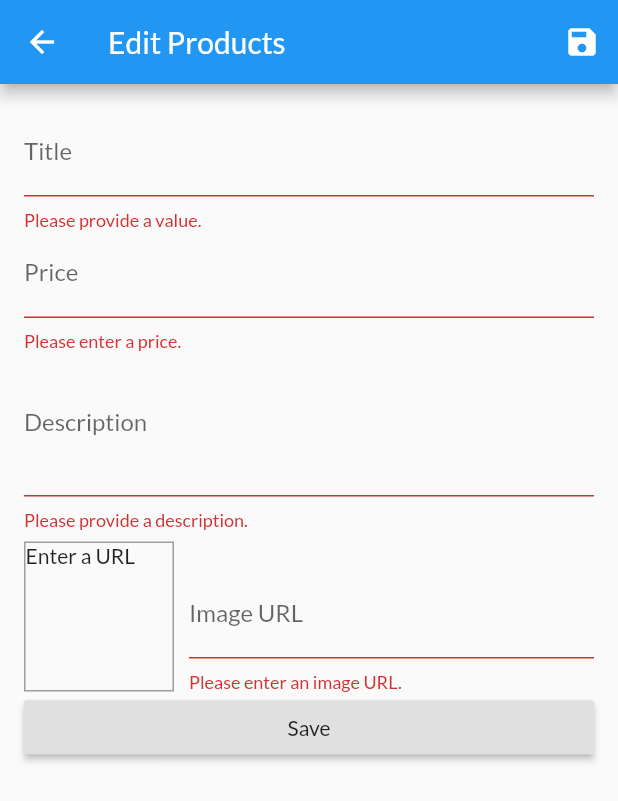
After one commit to yunusyerli1/shopapp, a Flutter app: the EditProductScreen screen opened by its route, after a tap on the "save" icon, on a phone screen of 412 x 824 dp. The commit adds this screen. Shown: the top 801 px of the screen. Run offline on Flutter 3.47's test engine with Material 2 defaults, Android fonts, the phone set to English and light mode, and no system bars; network calls fail.

Commit message:
edit and delete added

```diff
--- a/lib/main.dart
+++ b/lib/main.dart
@@ -7,6 +7,8 @@ import './providers/products.dart';
 import './providers/cart.dart';
 import './providers/orders.dart';
 import './screens/orders_screen.dart';
+import './screens/user_products_screen.dart';
+import './screens/edit_product_screen.dart';
 
 void main() => runApp(MyApp());
 
@@ -37,6 +39,8 @@ class MyApp extends StatelessWidget {
           ProductDetailScreen.routeName: (ctx) => ProductDetailScreen(),
           CartScreen.routeName: (ctx) => CartScreen(),
           OrdersScreen.routeName: (ctx) => OrdersScreen(),
+          UserProductsScreen.routeName: (ctx) => UserProductsScreen(),
+          EditProductScreen.routeName: (ctx) => EditProductScreen(),
         },
       ),
     );
--- /dev/null
+++ b/lib/screens/edit_product_screen.dart
@@ -0,0 +1,260 @@
+import 'package:flutter/material.dart';
+import 'package:provider/provider.dart';
+import '../providers/product.dart';
+import '../providers/products.dart';
+
+class EditProductScreen extends StatefulWidget {
+  static const routeName = '/edit-product';
+  @override
+  State<EditProductScreen> createState() => _EditProductScreenState();
+}
+
+class _EditProductScreenState extends State<EditProductScreen> {
+  final _priceFocusNode = FocusNode();
+  final _descriptionFocusNode = FocusNode();
+  final _imageUrlController = TextEditingController();
+  final _imageUrlFocusNode = FocusNode();
+  final _form = GlobalKey<FormState>();
+  var _editedProduct = Product(
+    id: null,
+    title: '',
+    price: 0,
+    description: '',
+    imageUrl: '',
+  );
+  var _isInit = true;
+  var _initValues = {
+    'title': '',
+    'description': '',
+    'price': '',
+    'imageUrl': '',
+  };
+
+  @override
+  void initState() {
+    _imageUrlFocusNode.addListener(_updateImageUrl);
+    super.initState();
+  }
+
+  @override
+  void didChangeDependencies() {
+    if (_isInit) {
+      final productId = ModalRoute.of(context).settings.arguments as String;
+      if (productId != null) {
+        _editedProduct =
+            Provider.of<Products>(context, listen: false).findById(productId);
+        _initValues = {
+          'title': _editedProduct.title,
+          'description': _editedProduct.description,
+          'price': _editedProduct.price.toString(),
+          'imageUrl': '',
+        };
+        _imageUrlController.text = _editedProduct.imageUrl;
+      }
+    }
+    _isInit = false;
+    super.didChangeDependencies();
+  }
+
+  @override
+  void dispose() {
+    _imageUrlFocusNode.removeListener(_updateImageUrl);
+    _priceFocusNode.dispose();
+    _descriptionFocusNode.dispose();
+    _imageUrlController.dispose();
+    _imageUrlFocusNode.dispose();
+    super.dispose();
+  }
+
+  void _updateImageUrl() {
+    if (!_imageUrlFocusNode.hasFocus) {
+      if ((!_imageUrlController.text.startsWith('http') &&
+              !_imageUrlController.text.startsWith('https')) ||
+          (!_imageUrlController.text.endsWith('.png') &&
+              !_imageUrlController.text.endsWith('.jpg') &&
+              !_imageUrlController.text.endsWith('.jpeg'))) {
+        return;
+      }
+      setState(() {});
+    }
+  }
+
+  void _saveForm() {
+    final isValid = _form.currentState.validate();
+    if (!isValid) {
+      return;
+    }
+    _form.currentState.save();
+    if (_editedProduct.id != null) {
+      Provider.of<Products>(context, listen: false)
+          .updateProduct(_editedProduct.id, _editedProduct);
+    } else {
+      Provider.of<Products>(context, listen: false).addProduct(_editedProduct);
+    }
+    Navigator.of(context).pop();
+  }
+
+  @override
+  Widget build(BuildContext context) {
+    return Scaffold(
+      appBar: AppBar(
+        title: Text('Edit Products'),
+        actions: <Widget>[
+          IconButton(
+            icon: Icon(Icons.save),
+            onPressed: _saveForm,
+          ),
+        ],
+      ),
+      body: Padding(
+        padding: const EdgeInsets.all(16),
+        child: Form(
+          key: _form,
+          child: ListView(
+            children: <Widget>[
+              TextFormField(
+                initialValue: _initValues['title'],
+                decoration: InputDecoration(labelText: 'Title'),
+                textInputAction: TextInputAction.next,
+                onFieldSubmitted: (_) {
+                  FocusScope.of(context).requestFocus(_priceFocusNode);
+                },
+                validator: (value) {
+                  if (value.isEmpty) {
+                    return 'Please provide a value.';
+                  }
+                  return null;
+                },
+                onSaved: (value) {
+                  _editedProduct = Product(
+                      title: value,
+                      price: _editedProduct.price,
+                      description: _editedProduct.description,
+                      imageUrl: _editedProduct.imageUrl,
+                      id: _editedProduct.id,
+                      isFavorite: _editedProduct.isFavorite);
+                },
+              ),
+              TextFormField(
+                initialValue: _initValues['price'],
+                decoration: InputDecoration(labelText: 'Price'),
+                textInputAction: TextInputAction.next,
+                keyboardType: TextInputType.number,
+                focusNode: _priceFocusNode,
+                onFieldSubmitted: (_) {
+                  FocusScope.of(context).requestFocus(_descriptionFocusNode);
+                },
+                validator: (value) {
+                  if (value.isEmpty) {
+                    return 'Please enter a price.';
+                  }
+                  if (double.tryParse(value) == null) {
+                    return 'Please enter a valid number.';
+                  }
+                  if (double.parse(value) <= 0) {
+                    return 'Please enter a number greater than zero.';
+                  }
+                  return null;
+                },
+                onSaved: (value) {
+                  _editedProduct = Product(
+                      title: _editedProduct.title,
+                      price: double.parse(value),
+                      description: _editedProduct.description,
+                      imageUrl: _editedProduct.imageUrl,
+                      id: _editedProduct.id,
+                      isFavorite: _editedProduct.isFavorite);
+                },
+              ),
+              TextFormField(
+                initialValue: _initValues['description'],
+                decoration: InputDecoration(labelText: 'Description'),
+                maxLines: 3,
+                keyboardType: TextInputType.multiline,
+                focusNode: _descriptionFocusNode,
+                textInputAction: TextInputAction.next,
+                validator: (value) {
+                  if (value.isEmpty) {
+                    return 'Please provide a description.';
+                  }
+                  return null;
+                },
+                onSaved: (value) {
+                  _editedProduct = Product(
+                      title: _editedProduct.title,
+                      price: _editedProduct.price,
+                      description: value,
+                      imageUrl: _editedProduct.imageUrl,
+                      id: _editedProduct.id,
+                      isFavorite: _editedProduct.isFavorite);
+                },
+              ),
+              Row(
+                crossAxisAlignment: CrossAxisAlignment.end,
+                children: <Widget>[
+                  Container(
+                    width: 100,
+                    height: 100,
+                    margin: EdgeInsets.only(top: 8, right: 10),
+                    decoration: BoxDecoration(
+                      border: Border.all(width: 1, color: Colors.grey),
+                    ),
+                    child: _imageUrlController.text.isEmpty
+                        ? Text('Enter a URL')
+                        : FittedBox(
+                            child: Image.network(_imageUrlController.text),
+                            fit: BoxFit.cover,
+                          ),
+                  ),
+                  Expanded(
+                    child: TextFormField(
+                      decoration: InputDecoration(labelText: 'Image URL'),
+                      keyboardType: TextInputType.url,
+                      textInputAction: TextInputAction.done,
+                      controller: _imageUrlController,
+                      focusNode: _imageUrlFocusNode,
+                      onFieldSubmitted: (_) {
+                        _saveForm();
+                      },
+                      validator: (value) {
+                        if (value.isEmpty) {
+                          return 'Please enter an image URL.';
+                        }
+                        if (!value.startsWith('http') &&
+                            !value.startsWith('https')) {
+                          return 'Please enter a valid URL.';
+                        }
+                        if (!value.endsWith('.png') &&
+                            !value.endsWith('.jpg') &&
+                            !value.endsWith('.jpeg')) {
+                          return 'Please enter a valid image URL.';
+                        }
+                        return null;
+                      },
+                      onEditingComplete: () {
+                        setState(() {});
+                      },
+                      onSaved: (value) {
+                        _editedProduct = Product(
+                            title: _editedProduct.title,
+                            price: _editedProduct.price,
+                            description: _editedProduct.description,
+                            imageUrl: value,
+                            id: _editedProduct.id,
+                            isFavorite: _editedProduct.isFavorite);
+                      },
+                    ),
+                  ),
+                ],
+              ),
+              RaisedButton(
+                child: Text('Save'),
+                onPressed: () {},
+              ),
+            ],
+          ),
+        ),
+      ),
+    );
+  }
+}
--- a/lib/widgets/app_drawer.dart
+++ b/lib/widgets/app_drawer.dart
@@ -1,6 +1,7 @@
 import 'package:flutter/material.dart';
 
 import '../screens/orders_screen.dart';
+import '../screens/user_products_screen.dart';
 
 class AppDrawer extends StatelessWidget {
   @override
@@ -29,6 +30,15 @@ class AppDrawer extends StatelessWidget {
                   .pushReplacementNamed(OrdersScreen.routeName);
             },
           ),
+          Divider(),
+          ListTile(
+            leading: Icon(Icons.edit),
+            title: Text('Manage Products'),
+            onTap: () {
+              Navigator.of(context)
+                  .pushReplacementNamed(UserProductsScreen.routeName);
+            },
+          ),
         ],
       ),
     );
```
Also changed, not shown: lib/providers/cart.dart (+20 -0 lines), lib/providers/products.dart (+25 -2 lines), lib/screens/user_products_screen.dart (added, +46 -0 lines), lib/widgets/cart_item.dart (+23 -0 lines), lib/widgets/product_item.dart (+13 -0 lines), lib/widgets/user_product_item.dart (added, +42 -0 lines).
